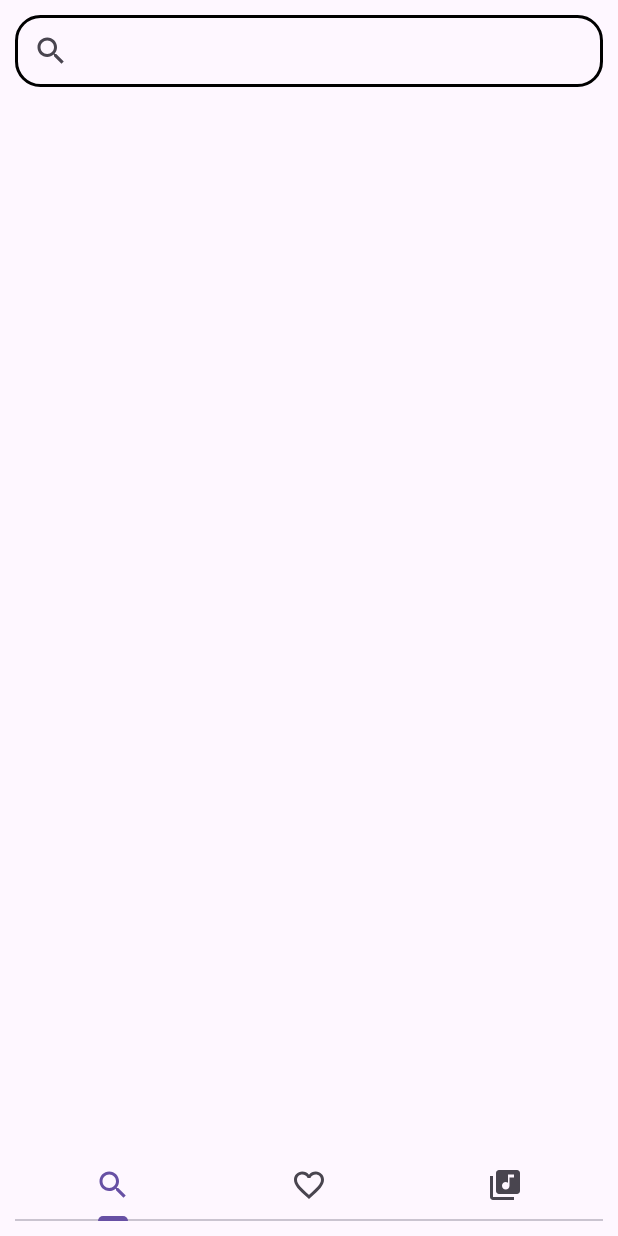
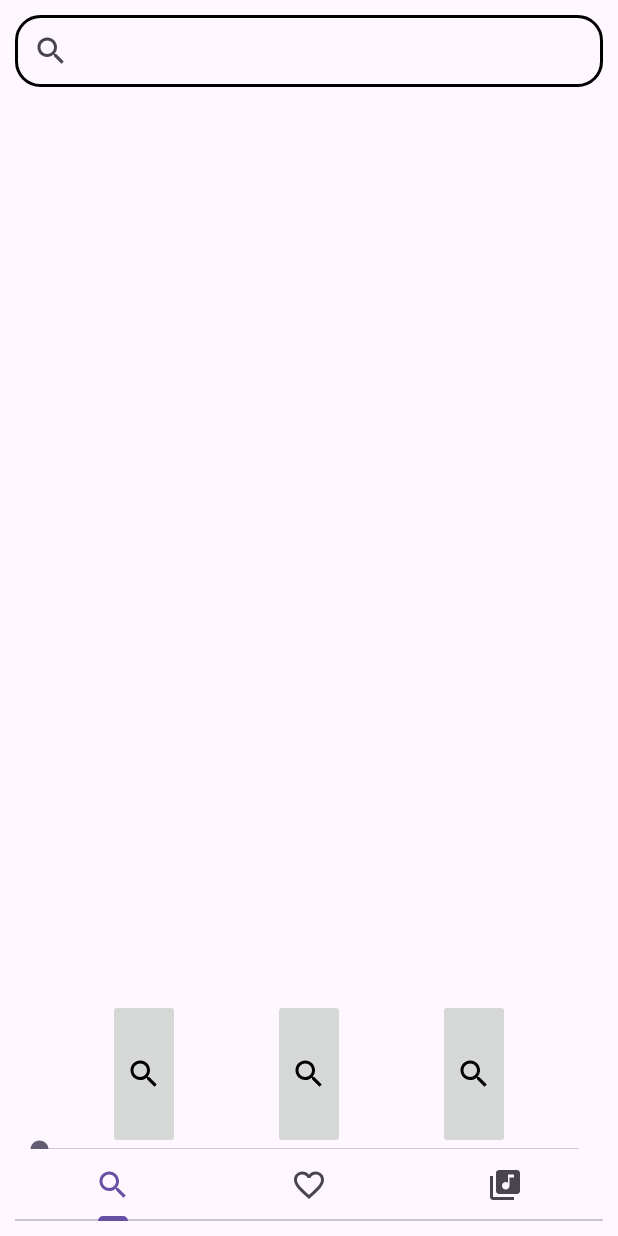
Before and after one commit to yrzgithub/Musix, an Android app: the screen it shows after launch (MainActivity), on a phone screen of 412 x 824 dp. Run offline under Robolectric (Android 15) with nearby library versions, the light colour scheme and no system bars; libraries missing offline, so code that uses them is left out: com.chaquo.python.

Commit message:
corrected suggestions

```diff
--- a/app/src/main/java/com/android/musix/MainActivity.kt
+++ b/app/src/main/java/com/android/musix/MainActivity.kt
@@ -7,6 +7,7 @@ import androidx.activity.enableEdgeToEdge
 import androidx.appcompat.app.AppCompatActivity
 import androidx.core.view.ViewCompat
 import androidx.core.view.WindowInsetsCompat
+import androidx.core.view.get
 import androidx.fragment.app.FragmentActivity
 import androidx.viewpager.widget.ViewPager
 import androidx.viewpager2.adapter.FragmentStateAdapter
--- a/app/src/main/java/com/android/musix/Search.kt
+++ b/app/src/main/java/com/android/musix/Search.kt
@@ -1,17 +1,25 @@
 package com.android.musix
 
 import android.app.Activity
+import android.content.DialogInterface
+import android.content.DialogInterface.OnClickListener
 import android.os.Bundle
 import android.text.Editable
 import android.text.TextWatcher
+import android.view.Gravity
 import androidx.fragment.app.Fragment
 import android.view.LayoutInflater
 import android.view.View
 import android.view.ViewGroup
+import android.view.ViewGroup.LayoutParams.MATCH_PARENT
+import android.view.ViewGroup.LayoutParams.WRAP_CONTENT
 import android.widget.AutoCompleteTextView
 import android.widget.EditText
+import android.widget.LinearLayout
 import android.widget.ListView
+import android.widget.PopupWindow
 import android.widget.TextView
+import android.widget.Toast
 import androidx.appcompat.widget.SearchView
 import androidx.appcompat.widget.SearchView.OnQueryTextListener
 import androidx.core.widget.addTextChangedListener
@@ -36,6 +44,7 @@ class Search : Fragment() {
 
         val view = inflater.inflate(R.layout.fragment_search, container, false)
 
+        val layout = view.findViewById<LinearLayout>(R.id.layout)
         val search = view.findViewById<SearchView>(R.id.search)
         val listView = view.findViewById<ListView>(R.id.searchList)
 
--- a/app/src/main/res/layout/activity_main.xml
+++ b/app/src/main/res/layout/activity_main.xml
@@ -57,6 +57,47 @@
         android:layout_weight="1"
         android:id="@+id/viewPager"/>
 
+    <androidx.constraintlayout.widget.ConstraintLayout
+        android:id="@+id/controls"
+        android:layout_width="match_parent"
+        android:layout_height="100dp"
+        android:clickable="true"
+        app:layout_constraintBottom_toBottomOf="parent"
+        app:layout_constraintTop_toBottomOf="@+id/imageView"
+        app:layout_constraintVertical_bias="0.488"
+        tools:layout_editor_absoluteX="199dp">
+
+        <ImageButton
+            android:id="@+id/imageButton7"
+            android:layout_width="wrap_content"
+            android:layout_height="match_parent"
+            android:src="@drawable/search"
+            app:layout_constraintEnd_toEndOf="parent"
+            app:layout_constraintStart_toEndOf="@+id/imageButton8" />
+
+        <ImageButton
+            android:id="@+id/imageButton8"
+            android:layout_width="wrap_content"
+            android:layout_height="match_parent"
+            android:src="@drawable/search"
+            app:layout_constraintEnd_toEndOf="parent"
+            app:layout_constraintStart_toStartOf="parent" />
+
+        <ImageButton
+            android:layout_width="wrap_content"
+            android:layout_height="match_parent"
+            android:src="@drawable/search"
+            app:layout_constraintEnd_toStartOf="@+id/imageButton8"
+            app:layout_constraintStart_toStartOf="parent" />
+
+        <SeekBar
+            android:layout_width="match_parent"
+            android:layout_height="wrap_content"
+            app:layout_constraintTop_toBottomOf="@+id/imageButton8"
+            app:layout_constraintBottom_toBottomOf="parent" />
+
+    </androidx.constraintlayout.widget.ConstraintLayout>
+
     <com.google.android.material.tabs.TabLayout
         android:layout_width="match_parent"
         android:layout_height="wrap_content"
--- a/app/src/main/res/layout/fragment_search.xml
+++ b/app/src/main/res/layout/fragment_search.xml
@@ -1,8 +1,10 @@
 <?xml version="1.0" encoding="utf-8"?>
 <LinearLayout xmlns:android="http://schemas.android.com/apk/res/android"
     xmlns:tools="http://schemas.android.com/tools"
+    android:id="@+id/layout"
     android:layout_width="match_parent"
     android:layout_height="match_parent"
+    android:clickable="true"
     xmlns:app="http://schemas.android.com/apk/res-auto"
     android:layout_margin="10dp"
     android:orientation="vertical"
```
Also changed, not shown: app/src/main/res/layout/player_pop.xml (added, +54 -0 lines).
